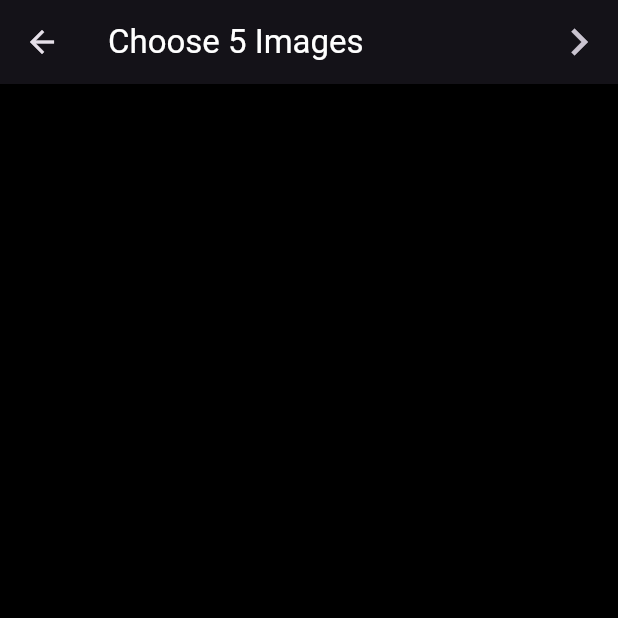
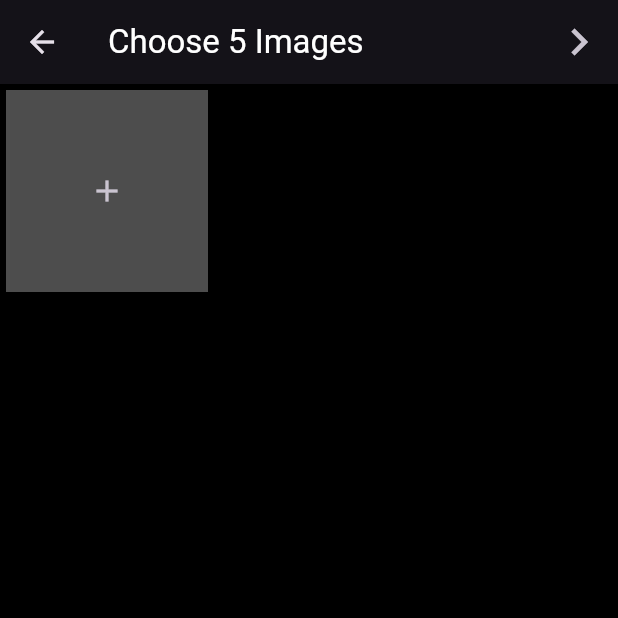
Before and after one commit to ibrahim-zaheer/InvestorApp, a Flutter app: the accountSettingScreen screen opened directly, on a phone screen of 412 x 824 dp, the top half of it. Run offline on Flutter 3.47's test engine with Material 3 defaults, Android fonts, the phone set to English and light mode, and no system bars; our stand-ins replace cloud_firestore, firebase_auth, firebase_core, firebase_storage, get, image_picker; missing offline and left inert: flutter_image_slider; accounts and stored records are empty.

Commit message:
making changes

```diff
--- a/lib/accountSettingScreen/account_setting_screen.dart
+++ b/lib/accountSettingScreen/account_setting_screen.dart
@@ -1,6 +1,9 @@
 import 'dart:io';
 
+import 'package:firebase_core/firebase_core.dart';
+import 'package:firebase_storage/firebase_storage.dart';
 import 'package:flutter/material.dart';
+import 'package:image_picker/image_picker.dart';
 
 class accountSettingScreen extends StatefulWidget {
   const accountSettingScreen({super.key});
@@ -16,6 +19,34 @@ class _accountSettingScreenState extends State<accountSettingScreen> {
   final List<File> _image = [];
   List<String> urlList = [];
   double val = 0;
+  chooseImage() async {
+    XFile? pickedFile =
+        await ImagePicker().pickImage(source: ImageSource.gallery);
+    //since we know we will be adding multiple images
+    setState(() {
+      _image.add(File(pickedFile!.path));
+    });
+  }
+
+  uploadImage() async {
+    int i = 1;
+    // we are taking each image in the _image File
+    for (var img in _image) {
+      setState(() {
+        val = i / _image.length;
+      });
+      // then we are assiging it with the unique name
+      var refImages = FirebaseStorage.instance.ref().child(
+          'Images/${DateTime.now().microsecondsSinceEpoch.toString()}.jpg');
+      // then we are adding it in the urlList when uploading is completed and we get the url
+      await refImages.putFile(img).whenComplete(() async {
+        await refImages.getDownloadURL().then((urlImage) {
+          urlList.add(urlImage);
+        });
+      });
+      i++;
+    }
+  }
 
   @override
   Widget build(BuildContext context) {
@@ -33,14 +64,68 @@ class _accountSettingScreenState extends State<accountSettingScreen> {
           next
               ? Container()
               : IconButton(
-                  onPressed: () {},
+                  onPressed: () {
+                    showDialog(
+                        context: context,
+                        builder: (context) {
+                          return const Center(
+                              child: Column(
+                            children: [
+                              CircularProgressIndicator(),
+                              SizedBox(
+                                height: 10,
+                              ),
+                              Text("Uploading Images....")
+                            ],
+                          ));
+                        });
+                    uploadImage();
+                  },
                   icon: const Icon(
                     Icons.navigate_next_outlined,
                     size: 36,
                   ))
         ],
       ),
-      body: next ? const SingleChildScrollView() : const Stack(),
+      body: next
+          ? const SingleChildScrollView()
+          : Stack(
+              children: [
+                Container(
+                  padding: EdgeInsets.all(4),
+                  child: GridView.builder(
+                    itemCount: _image.length + 1,
+                    // grid delegate means display 3 images in a row
+                    gridDelegate:
+                        const SliverGridDelegateWithFixedCrossAxisCount(
+                            crossAxisCount: 3),
+                    itemBuilder: (context, index) {
+                      // if index == 0 means user has not choosen any image
+                      return index == 0
+                          ? Container(
+                              color: Colors.white30,
+                              child: Center(
+                                child: IconButton(
+                                    // means if images are uploading user will not be allowed to insert further images
+                                    onPressed: () {
+                                      !uploading ? chooseImage() : null;
+                                    },
+                                    icon: const Icon(Icons.add)),
+                              ),
+                            )
+                          : Container(
+                              // we use this option when displaying images meaning they are already uploaded by user
+                              margin: const EdgeInsets.all(4),
+                              decoration: BoxDecoration(
+                                  image: DecorationImage(
+                                      image: FileImage(_image[index - 1]),
+                                      fit: BoxFit.cover)),
+                            );
+                    },
+                  ),
+                ),
+              ],
+            ),
     );
   }
 }
--- a/lib/tabScreens/user_detail_screen.dart
+++ b/lib/tabScreens/user_detail_screen.dart
@@ -151,7 +151,7 @@ class _UserDetailScreenState extends State<UserDetailScreen> {
                   )))
               : Container(),
           actions: [
-            widget.userID != currentUserId
+            widget.userID == currentUserId
                 ? Row(
                     children: [
                       //for account settings
```
